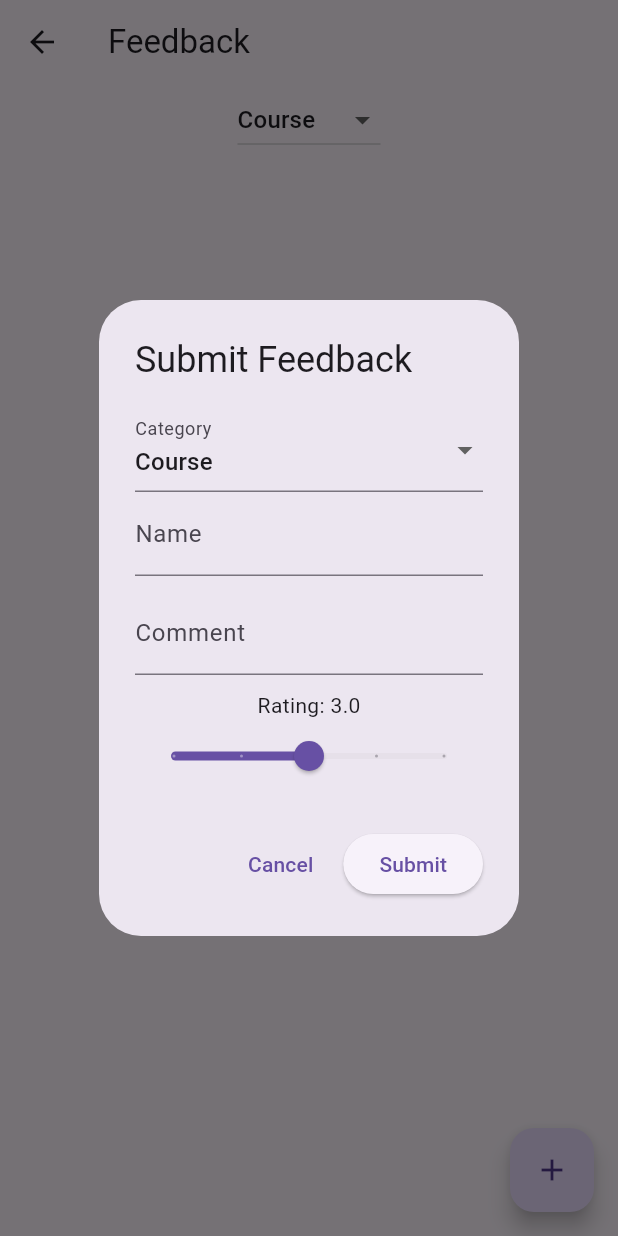
After one commit to haseeb009009/Campus_life_assistant_app, a Flutter app: the FeedbackPage screen opened directly, after a tap on the "add" icon, on a phone screen of 412 x 824 dp. The commit adds this screen. Run offline on Flutter 3.47's test engine with Material 3 defaults, Android fonts, the phone set to English and light mode, and no system bars; our stand-ins replace cloud_firestore, firebase_auth, firebase_core, flutter_local_notifications, fluttertoast, sqflite and 1 more; accounts and stored records are empty.

Commit message:
Feedback System added
Implemented a feedback system where students can rate courses, professors, or
campus services.
Stored feedback in Cloud Firestore.

```diff
--- a/campus_life_assistant/lib/home_page.dart
+++ b/campus_life_assistant/lib/home_page.dart
@@ -1,3 +1,4 @@
+import 'package:campus_life_assistant/screens/feedback_page.dart';
 import 'package:campus_life_assistant/screens/study_group_page.dart';
 import 'package:flutter/material.dart';
 import '../screens/class_schedule_page.dart';
@@ -56,6 +57,15 @@ class HomePage extends StatelessWidget {
               },
               child: const Text("View Study Groups"),
             ),
+            ElevatedButton(
+              onPressed: () {
+                Navigator.push(
+                  context,
+                  MaterialPageRoute(builder: (context) => const FeedbackPage()),
+                );
+              },
+              child: const Text("Feedback System"),
+            ),
           ],
         ),
       ),
--- a/campus_life_assistant/lib/main.dart
+++ b/campus_life_assistant/lib/main.dart
@@ -4,9 +4,6 @@ import 'package:campus_life_assistant/firebase_options.dart';
 import 'package:campus_life_assistant/home_page.dart';
 import 'package:firebase_core/firebase_core.dart';
 import 'package:flutter/material.dart';
-import 'services/notification_service.dart'; // Import the notification setup
-import 'main_setup.dart'; // Import the AppSetup
-
 import 'screens/login_page.dart';
 import 'screens/signup_page.dart';
 
@@ -17,7 +14,6 @@ void main() async {
     await Firebase.initializeApp(
       options: DefaultFirebaseOptions.currentPlatform,
     );
-    await AppSetup.initialize(); // Initialize the notification service
     runApp(const MyApp());
   } catch (e) {
     print("Firebase Initialization Error: $e");
--- /dev/null
+++ b/campus_life_assistant/lib/models/feedback.dart
@@ -0,0 +1,40 @@
+class FeedbackModel {
+  String id;
+  String category; // E.g., "Course", "Professor", "Service"
+  String itemName; // Name of the course, professor, or service
+  String userId; // ID of the user giving feedback
+  double rating;
+  String comment;
+
+  FeedbackModel({
+    required this.id,
+    required this.category,
+    required this.itemName,
+    required this.userId,
+    required this.rating,
+    required this.comment,
+  });
+
+  // Convert from Firestore data
+  factory FeedbackModel.fromFirestore(Map<String, dynamic> data, String id) {
+    return FeedbackModel(
+      id: id,
+      category: data['category'],
+      itemName: data['itemName'],
+      userId: data['userId'],
+      rating: data['rating'].toDouble(),
+      comment: data['comment'],
+    );
+  }
+
+  // Convert to Firestore data
+  Map<String, dynamic> toFirestore() {
+    return {
+      'category': category,
+      'itemName': itemName,
+      'userId': userId,
+      'rating': rating,
+      'comment': comment,
+    };
+  }
+}
--- /dev/null
+++ b/campus_life_assistant/lib/screens/feedback_page.dart
@@ -0,0 +1,178 @@
+import 'package:flutter/material.dart';
+import '../models/feedback.dart';
+import '../services/feedback_firestore_service.dart';
+
+class FeedbackPage extends StatefulWidget {
+  const FeedbackPage({Key? key}) : super(key: key);
+
+  @override
+  State<FeedbackPage> createState() => _FeedbackPageState();
+}
+
+class _FeedbackPageState extends State<FeedbackPage> {
+  final FeedbackFirestoreService _feedbackService = FeedbackFirestoreService();
+  String selectedCategory = "Course";
+  final List<String> categories = ["Course", "Professor", "Service"];
+
+  Future<void> _showFeedbackDialog() async {
+    final TextEditingController itemNameController = TextEditingController();
+    final TextEditingController commentController = TextEditingController();
+    double rating = 3.0; // Initial rating value
+
+    await showDialog(
+      context: context,
+      builder: (context) {
+        return AlertDialog(
+          title: const Text('Submit Feedback'),
+          content: StatefulBuilder(
+            builder: (BuildContext context, StateSetter setDialogState) {
+              return SingleChildScrollView(
+                child: Column(
+                  children: [
+                    DropdownButtonFormField<String>(
+                      value: selectedCategory,
+                      items: categories
+                          .map((category) => DropdownMenuItem(
+                                value: category,
+                                child: Text(category),
+                              ))
+                          .toList(),
+                      onChanged: (value) {
+                        setState(() {
+                          selectedCategory = value ?? "Course";
+                        });
+                      },
+                      decoration: const InputDecoration(labelText: 'Category'),
+                    ),
+                    TextField(
+                      controller: itemNameController,
+                      decoration: const InputDecoration(labelText: 'Name'),
+                    ),
+                    const SizedBox(height: 10),
+                    TextField(
+                      controller: commentController,
+                      decoration: const InputDecoration(labelText: 'Comment'),
+                    ),
+                    const SizedBox(height: 10),
+                    Text('Rating: ${rating.toStringAsFixed(1)}'),
+                    Slider(
+                      value: rating,
+                      min: 1.0,
+                      max: 5.0,
+                      divisions: 4,
+                      label: rating.toString(),
+                      onChanged: (value) {
+                        setDialogState(() {
+                          rating = value;
+                        });
+                      },
+                    ),
+                  ],
+                ),
+              );
+            },
+          ),
+          actions: [
+            TextButton(
+              onPressed: () => Navigator.pop(context),
+              child: const Text('Cancel'),
+            ),
+            ElevatedButton(
+              onPressed: () async {
+                if (itemNameController.text.isEmpty) {
+                  ScaffoldMessenger.of(context).showSnackBar(
+                    const SnackBar(content: Text('Item name is required')),
+                  );
+                  return;
+                }
+
+                final feedback = FeedbackModel(
+                  id: DateTime.now().millisecondsSinceEpoch.toString(),
+                  category: selectedCategory,
+                  itemName: itemNameController.text,
+                  userId: 'haseeb',
+                  rating: rating,
+                  comment: commentController.text,
+                );
+
+                await _feedbackService.addFeedback(feedback);
+
+                if (mounted) Navigator.pop(context);
+              },
+              child: const Text('Submit'),
+            ),
+          ],
+        );
+      },
+    );
+  }
+
+  @override
+  Widget build(BuildContext context) {
+    return Scaffold(
+      appBar: AppBar(
+        title: const Text('Feedback'),
+      ),
+      body: Column(
+        children: [
+          DropdownButton<String>(
+            value: selectedCategory,
+            items: categories
+                .map((category) => DropdownMenuItem(
+                      value: category,
+                      child: Text(category),
+                    ))
+                .toList(),
+            onChanged: (value) {
+              setState(() {
+                selectedCategory = value ?? "Course";
+              });
+            },
+          ),
+          Expanded(
+            child: StreamBuilder<List<FeedbackModel>>(
+              stream: _feedbackService.getFeedbackByCategory(selectedCategory),
+              builder: (context, snapshot) {
+                if (snapshot.connectionState == ConnectionState.waiting) {
+                  return const Center(child: CircularProgressIndicator());
+                }
+
+                if (snapshot.hasError) {
+                  return Center(child: Text('Error: ${snapshot.error}'));
+                }
+
+                final feedbackList = snapshot.data ?? [];
+                return ListView.builder(
+                  itemCount: feedbackList.length,
+                  itemBuilder: (context, index) {
+                    final feedback = feedbackList[index];
+                    return ListTile(
+                      title: Text(feedback.itemName),
+                      subtitle: Column(
+                        crossAxisAlignment: CrossAxisAlignment.start,
+                        children: [
+                          Text(feedback.comment),
+                          Row(
+                            children: List.generate(
+                              feedback.rating.round(),
+                              (index) =>
+                                  const Icon(Icons.star, color: Colors.amber),
+                            ),
+                          ),
+                        ],
+                      ),
+                    );
+                  },
+                );
+              },
+            ),
+          ),
+        ],
+      ),
+      floatingActionButton: FloatingActionButton(
+        onPressed: _showFeedbackDialog,
+        child: const Icon(Icons.add),
+      ),
+    );
+  }
+}
--- a/campus_life_assistant/lib/screens/study_group_page.dart
+++ b/campus_life_assistant/lib/screens/study_group_page.dart
@@ -10,7 +10,8 @@ class StudyGroupPage extends StatefulWidget {
 }
 
 class _StudyGroupPageState extends State<StudyGroupPage> {
-  final StudyGroupFirestoreService _firestoreService = StudyGroupFirestoreService();
+  final StudyGroupFirestoreService _firestoreService =
+      StudyGroupFirestoreService();
 
   Future<void> _showStudyGroupDialog({StudyGroup? group}) async {
     final TextEditingController nameController =
@@ -22,7 +23,8 @@ class _StudyGroupPageState extends State<StudyGroupPage> {
       context: context,
       builder: (context) {
         return AlertDialog(
-          title: Text(group == null ? 'Create Study Group' : 'Edit Study Group'),
+          title:
+              Text(group == null ? 'Create Study Group' : 'Edit Study Group'),
           content: SingleChildScrollView(
             child: Column(
               children: [
@@ -44,7 +46,8 @@ class _StudyGroupPageState extends State<StudyGroupPage> {
             ),
             ElevatedButton(
               onPressed: () async {
-                if (nameController.text.isEmpty || descriptionController.text.isEmpty) {
+                if (nameController.text.isEmpty ||
+                    descriptionController.text.isEmpty) {
                   ScaffoldMessenger.of(context).showSnackBar(
                     const SnackBar(content: Text('All fields are required')),
                   );
@@ -52,7 +55,8 @@ class _StudyGroupPageState extends State<StudyGroupPage> {
                 }
 
                 final newGroup = StudyGroup(
-                  id: group?.id ?? DateTime.now().millisecondsSinceEpoch.toString(),
+                  id: group?.id ??
+                      DateTime.now().millisecondsSinceEpoch.toString(),
                   name: nameController.text,
                   description: descriptionController.text,
                   members: group?.members ?? [],
@@ -61,7 +65,8 @@ class _StudyGroupPageState extends State<StudyGroupPage> {
                 if (group == null) {
                   await _firestoreService.createStudyGroup(newGroup);
                 } else {
-                  await _firestoreService.createStudyGroup(newGroup); // Update logic if needed
+                  await _firestoreService
+                      .createStudyGroup(newGroup); // Update logic if needed
                 }
 
                 if (mounted) Navigator.pop(context);
@@ -107,7 +112,8 @@ class _StudyGroupPageState extends State<StudyGroupPage> {
                       icon: const Icon(Icons.group_add),
                       onPressed: () async {
                         // Replace 'user123' with the actual user ID
-                        await _firestoreService.joinStudyGroup(group.id, 'user123');
+                        await _firestoreService.joinStudyGroup(
+                            group.id, 'user123');
                         ScaffoldMessenger.of(context).showSnackBar(
                           const SnackBar(content: Text('Joined group')),
                         );
@@ -117,7 +123,8 @@ class _StudyGroupPageState extends State<StudyGroupPage> {
                       icon: const Icon(Icons.group_remove),
                       onPressed: () async {
                         // Replace 'user123' with the actual user ID
-                        await _firestoreService.leaveStudyGroup(group.id, 'user123');
+                        await _firestoreService.leaveStudyGroup(
+                            group.id, 'haseeb009');
                         ScaffoldMessenger.of(context).showSnackBar(
                           const SnackBar(content: Text('Left group')),
                         );
--- /dev/null
+++ b/campus_life_assistant/lib/services/feedback_firestore_service.dart
@@ -0,0 +1,25 @@
+import 'package:cloud_firestore/cloud_firestore.dart';
+import '../models/feedback.dart';
+
+class FeedbackFirestoreService {
+  final FirebaseFirestore _firestore = FirebaseFirestore.instance;
+  final String collectionPath = 'feedback';
+
+  // Add feedback
+  Future<void> addFeedback(FeedbackModel feedback) async {
+    await _firestore.collection(collectionPath).add(feedback.toFirestore());
+  }
+
+  // Fetch all feedback for a category
+  Stream<List<FeedbackModel>> getFeedbackByCategory(String category) {
+    return _firestore
+        .collection(collectionPath)
+        .where('category', isEqualTo: category)
+        .snapshots()
+        .map((snapshot) {
+      return snapshot.docs.map((doc) {
+        return FeedbackModel.fromFirestore(doc.data(), doc.id);
+      }).toList();
+    });
+  }
+}
```
